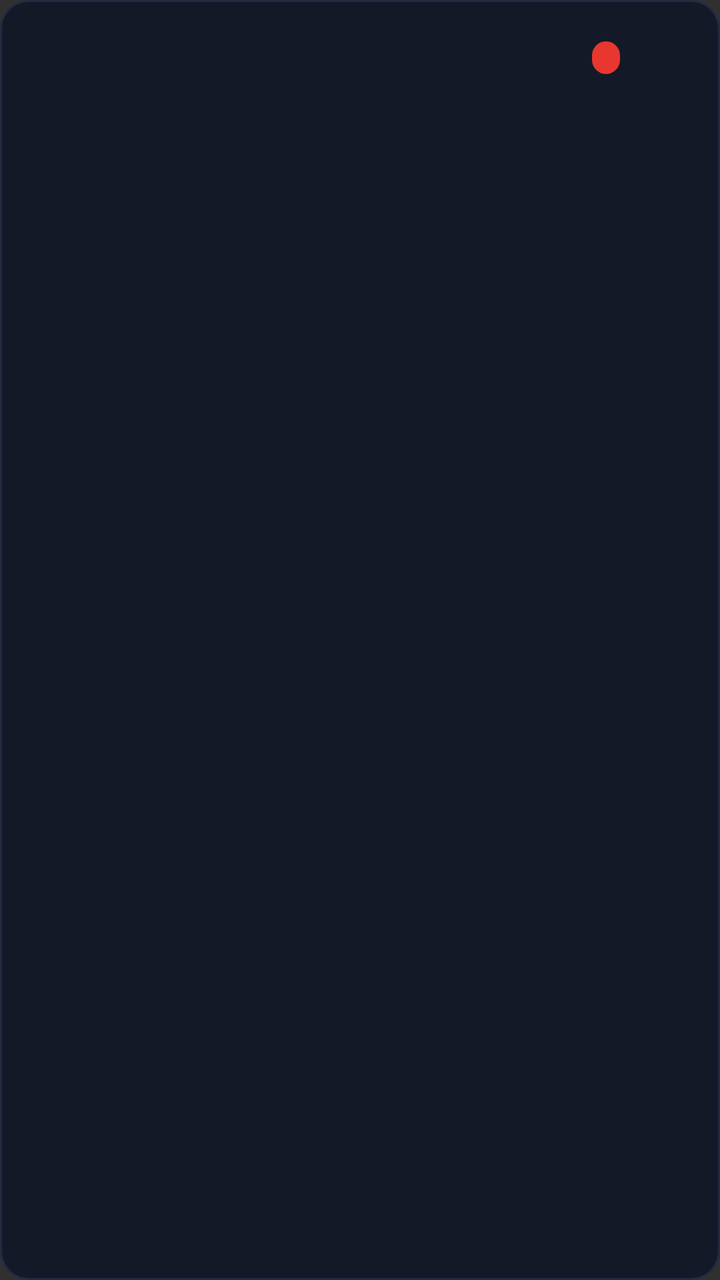
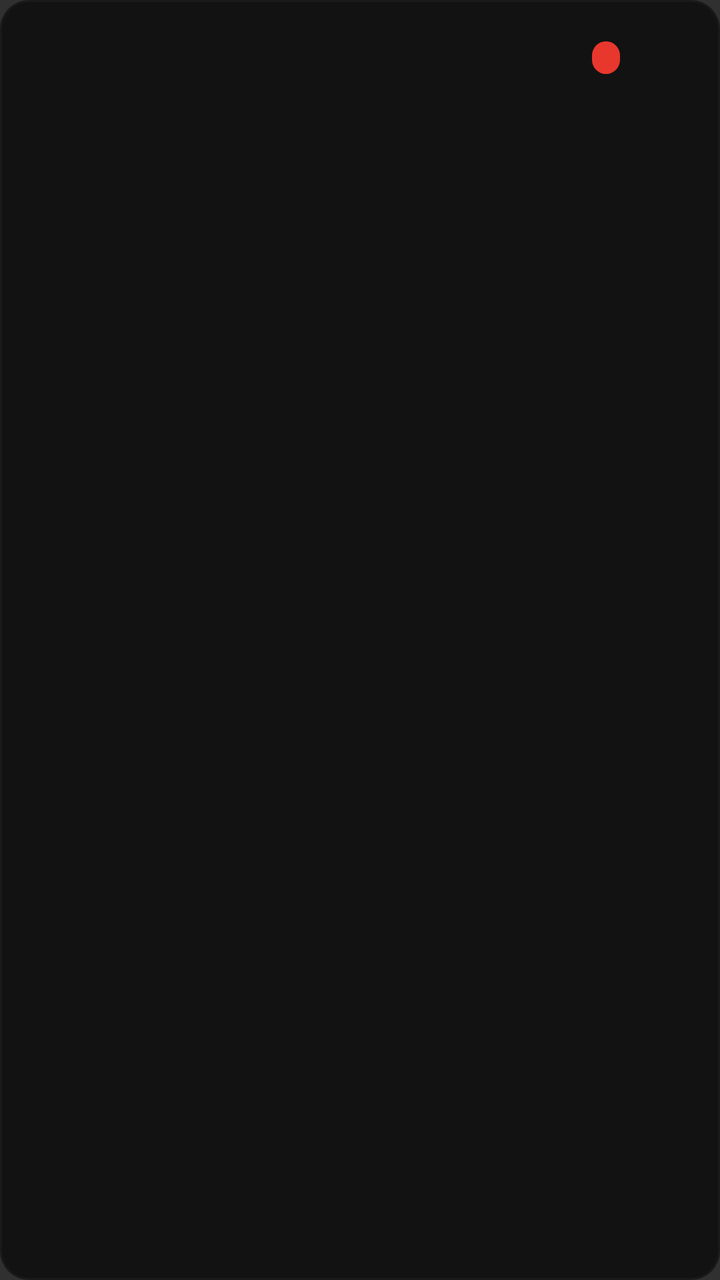

Two renders of the same Android screen: before a commit and after it. Below are the layout's source before the change and the commit's diff.
<!-- AndroidManifest.xml: application theme Theme.AppCompat.NoActionBar -->
<!-- res/layout/item_schedule_match.xml -->
<?xml version="1.0" encoding="utf-8"?>
<LinearLayout xmlns:android="http://schemas.android.com/apk/res/android"
    android:layout_width="match_parent"
    android:layout_height="wrap_content"
    android:orientation="vertical"
    android:padding="12dp"
    android:layout_margin="5dp"
    android:background="@drawable/card_bg">

    <LinearLayout
        android:layout_width="match_parent"
        android:layout_height="wrap_content"
        android:orientation="horizontal"
        android:gravity="center_vertical">

        <TextView
            android:id="@+id/matchTime"
            android:layout_width="wrap_content"
            android:layout_height="wrap_content"
            android:minWidth="46dp"
            android:gravity="center"
            android:textColor="#FFD166"
            android:textSize="14sp"
            android:textStyle="bold" />

        <ImageView
            android:id="@+id/hostIcon"
            android:layout_width="30dp"
            android:layout_height="30dp"
            android:layout_marginLeft="8dp"
            android:scaleType="fitCenter"
            android:contentDescription="@string/app_name" />

        <LinearLayout
            android:layout_width="0dp"
            android:layout_weight="1"
            android:layout_height="wrap_content"
            android:orientation="vertical"
            android:paddingLeft="10dp"
            android:paddingRight="10dp">

            <TextView
                android:id="@+id/matchName"
                android:layout_width="match_parent"
                android:layout_height="wrap_content"
                android:textColor="#F2F5FA"
                android:textSize="14sp"
                android:ellipsize="end"
                android:maxLines="1" />

            <TextView
                android:id="@+id/matchLeague"
                android:layout_width="match_parent"
                android:layout_height="wrap_content"
                android:textColor="#6B7490"
                android:textSize="11sp"
                android:ellipsize="end"
                android:maxLines="1" />
        </LinearLayout>

        <TextView
            android:id="@+id/statusBadge"
            android:layout_width="wrap_content"
            android:layout_height="wrap_content"
            android:textSize="9sp"
            android:textStyle="bold"
            android:background="@drawable/badge_live"
            android:paddingLeft="7dp"
            android:paddingRight="7dp"
            android:paddingTop="2dp"
            android:paddingBottom="2dp" />

        <ImageView
            android:id="@+id/guestIcon"
            android:layout_width="30dp"
            android:layout_height="30dp"
            android:layout_marginLeft="8dp"
            android:scaleType="fitCenter"
            android:contentDescription="@string/app_name" />
    </LinearLayout>

    <LinearLayout
        android:id="@+id/anchorRow"
        android:layout_width="match_parent"
        android:layout_height="wrap_content"
        android:orientation="horizontal"
        android:layout_marginTop="8dp" />
</LinearLayout>
<!-- resources referenced by this layout -->
<resources>
  <!-- drawable badge_live (drawable) -->
  <?xml version="1.0" encoding="utf-8"?>
  <shape xmlns:android="http://schemas.android.com/apk/res/android" android:shape="rectangle">
      <solid android:color="#E6FF3B30" />
      <corners android:radius="9dp" />
  </shape>
  <!-- drawable card_bg (drawable) -->
  <?xml version="1.0" encoding="utf-8"?>
  <selector xmlns:android="http://schemas.android.com/apk/res/android">
      
      <item android:state_focused="true">
          <shape>
              <gradient android:angle="0" android:startColor="#2A3350" android:endColor="#1E2740" />
              <corners android:radius="14dp" />
              <stroke android:width="2dp" android:color="#4CC9F0" />
          </shape>
      </item>
      <item android:state_pressed="true">
          <shape>
              <solid android:color="#2A3350" />
              <corners android:radius="14dp" />
              <stroke android:width="2dp" android:color="#7C5CFF" />
          </shape>
      </item>
      <item>
          <shape>
              <solid android:color="#141927" />
              <corners android:radius="14dp" />
              <stroke android:width="1dp" android:color="#232B42" />
          </shape>
      </item>
  </selector>
  <string name="app_name">KênhLive</string>
</resources>

<!-- the commit's change to res/layout/item_schedule_match.xml (unified diff, before → after) -->
@@ -52,7 +52,7 @@
                 android:id="@+id/matchLeague"
                 android:layout_width="match_parent"
                 android:layout_height="wrap_content"
-                android:textColor="#6B7490"
+                android:textColor="#8890A6"
                 android:textSize="11sp"
                 android:ellipsize="end"
                 android:maxLines="1" />
<!-- resource entries referenced after the edit -->
@@ -12,23 +12,23 @@
       
       <item android:state_focused="true">
           <shape>
-              <gradient android:angle="0" android:startColor="#2A3350" android:endColor="#1E2740" />
+              <gradient android:angle="0" android:startColor="#1A1F2E" android:endColor="#141414" />
               <corners android:radius="14dp" />
               <stroke android:width="2dp" android:color="#4CC9F0" />
           </shape>
       </item>
       <item android:state_pressed="true">
           <shape>
-              <solid android:color="#2A3350" />
+              <solid android:color="#1A1F2E" />
               <corners android:radius="14dp" />
               <stroke android:width="2dp" android:color="#7C5CFF" />
           </shape>
       </item>
       <item>
           <shape>
-              <solid android:color="#141927" />
+              <solid android:color="#121212" />
               <corners android:radius="14dp" />
-              <stroke android:width="1dp" android:color="#232B42" />
+              <stroke android:width="1dp" android:color="#1A1A1A" />
           </shape>
       </item>
   </selector>
